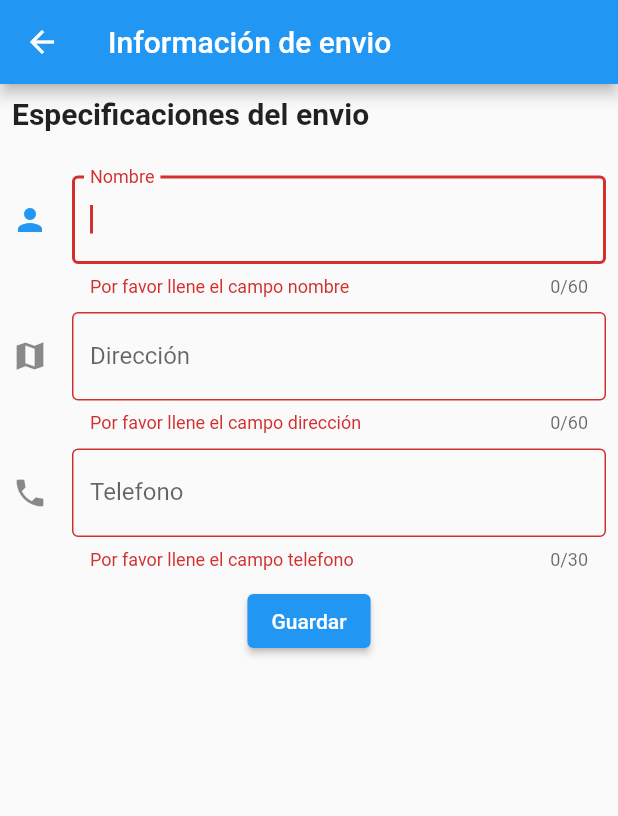
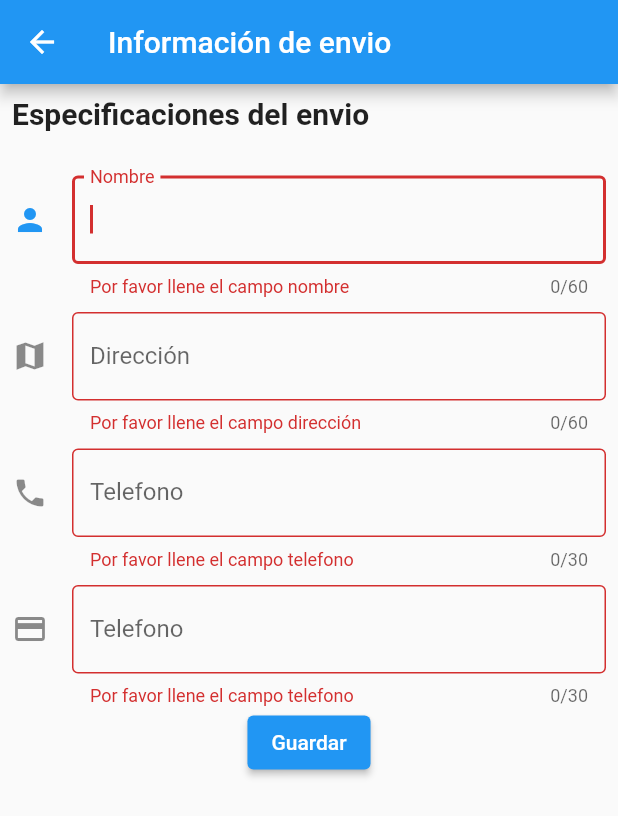
Before and after one commit to Nati0010/Myapp, a Flutter app: the ShippingInformation screen opened directly, after a tap on "Guardar", on a phone screen of 412 x 824 dp. Shown: the top 816 px of the screen. Run offline on Flutter 3.47's test engine with Material 2 defaults, Android fonts, the phone set to English and light mode, and no system bars.

```diff
--- a/lib/app.dart
+++ b/lib/app.dart
@@ -1,5 +1,5 @@
 import 'package:flutter/material.dart';
-import 'package:myapp/view/pages/shipping_information.dart';
+import '/view/pages/login.dart';
 
 class MyApp extends StatelessWidget {
   const MyApp({super.key});
@@ -8,7 +8,7 @@ class MyApp extends StatelessWidget {
   Widget build(BuildContext context) {
     return const MaterialApp(
       title:"Wander Books",
-      home: ShippingInformation (),
+      home: LoginPage (),
     );
   }
 }
--- a/lib/view/pages/clientpreferences.dart
+++ /dev/null
@@ -1,2 +0,0 @@
-//Aqui el cliente llena su informacion y para señalar el tipo de genero que le gusta
-//hacer un chip class
--- a/lib/view/pages/shipping_information.dart
+++ b/lib/view/pages/shipandpay_information.dart
@@ -41,12 +41,11 @@ class ShippingInformation extends StatelessWidget {
         children: [
           _campoCliente(),
           const SizedBox(height: 10,),
-
-
           _campoDireccion(),
           const SizedBox(height: 10,),
           _campoTelefono(),
           const SizedBox(height: 10,),
+          _campometodopago(),
           ElevatedButton(
             child: const Text("Guardar"),
             onPressed: (){
@@ -125,6 +124,25 @@ class ShippingInformation extends StatelessWidget {
     );
   }
 
+  Widget _campometodopago (){
+    return (TextFormField(
+      maxLength: 30,
+      keyboardType: TextInputType.number,
+      decoration: const InputDecoration(
+        icon:Icon(Icons.credit_card),
+        border: OutlineInputBorder(),
+        labelText: 'Telefono',
+      ),
+      validator: (value){
+        if (value == null || value.isEmpty){
+          return "Por favor llene el campo telefono";
+        }
+        return null;
+      },
+    )
+    );
+  }
+
 
 
 
--- a/lib/view/pages/wishlist.dart
+++ b/lib/view/pages/wishlist.dart
@@ -1,5 +1,5 @@
 import 'package:flutter/material.dart';
-import '/view/pages/shipping_information.dart';
+import 'shipandpay_information.dart';
 
 import '../widgets/drawer.dart';
 
```
Also changed, not shown: lib/controller/login.dart (added, +13 -0 lines), lib/model/entity/repository/user.dart (added, +19 -0 lines), lib/model/entity/user.dart (added, +18 -0 lines), lib/view/pages/login.dart (+20 -4 lines).
